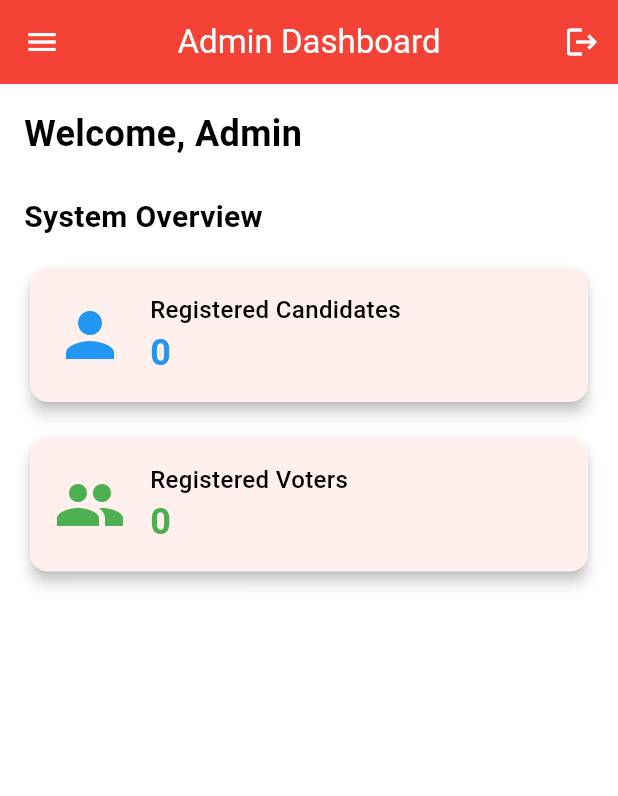
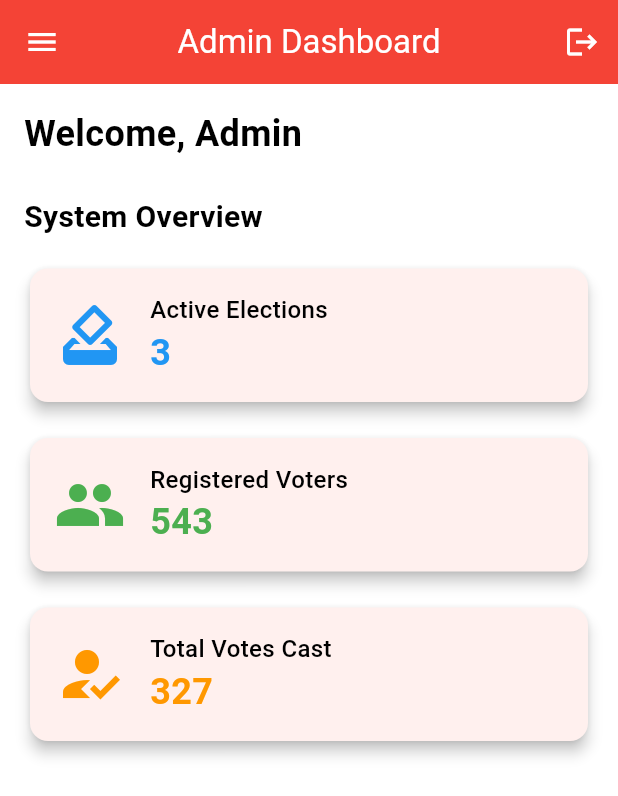
Before and after one commit to lakshannaveen/evotemobile, a Flutter app: the AdminDashboardPage screen opened directly, in the side drawer, after a tap on the "logout" icon, on a phone screen of 412 x 824 dp. Shown: the top 796 px of the screen. Run offline on Flutter 3.47's test engine with Material 3 defaults, Android fonts, the phone set to English and light mode, and no system bars; our stand-ins replace cloud_firestore, file_picker, firebase_core; missing offline and left inert: bcrypt, dart_jsonwebtoken; accounts and stored records are empty.

Commit message:
Revert "update admin dashbaord show exact viters and candidates"
This reverts commit a882618052cafa196f9e223d35fa7aa4b510e925.

```diff
--- a/lib/pages/admin_dashboard_page.dart
+++ b/lib/pages/admin_dashboard_page.dart
@@ -1,5 +1,4 @@
 import 'package:flutter/material.dart';
-import 'package:cloud_firestore/cloud_firestore.dart';
 import 'package:evoteapp/config/theme.dart';
 import 'package:evoteapp/pages/manage_voters_page.dart';
 import 'package:evoteapp/pages/manage_candidates_page.dart';
@@ -13,38 +12,6 @@ class AdminDashboardPage extends StatefulWidget {
 }
 
 class AdminDashboardPageState extends State<AdminDashboardPage> {
-  int _candidateCount = 0;
-  int _voterCount = 0;
-
-  @override
-  void initState() {
-    super.initState();
-    _fetchCounts(); // Fetch counts when the page loads
-  }
-
-  // Fetch voter and candidate counts from Firestore
-  Future<void> _fetchCounts() async {
-    try {
-      // Get candidates count
-      QuerySnapshot candidatesSnapshot =
-          await FirebaseFirestore.instance.collection('candidates').get();
-      int candidateCount = candidatesSnapshot.docs.length;
-
-      // Get voters count
-      QuerySnapshot votersSnapshot =
-          await FirebaseFirestore.instance.collection('voters').get();
-      int voterCount = votersSnapshot.docs.length;
-
-      // Update state with counts
-      setState(() {
-        _candidateCount = candidateCount;
-        _voterCount = voterCount;
-      });
-    } catch (e) {
-      print('Error fetching counts: $e');
-    }
-  }
-
   @override
   Widget build(BuildContext context) {
     return Theme(
@@ -57,12 +24,94 @@ class AdminDashboardPageState extends State<AdminDashboardPage> {
             IconButton(
               icon: const Icon(Icons.logout),
               onPressed: () {
-                Navigator.of(context).pop(); // Sign out action
+                // Sign out and navigate back to login
+                Navigator.of(context).pop();
               },
             ),
           ],
         ),
-        drawer: _buildDrawer(context),
+        drawer: Drawer(
+          child: ListView(
+            padding: EdgeInsets.zero,
+            children: [
+              const DrawerHeader(
+                decoration: BoxDecoration(
+                  color: Colors.red,
+                ),
+                child: Text(
+                  'Admin Controls',
+                  style: TextStyle(
+                    color: Colors.white,
+                    fontSize: 24,
+                  ),
+                ),
+              ),
+              ListTile(
+                leading: const Icon(Icons.how_to_vote),
+                title: const Text('Manage Elections'),
+                onTap: () {
+                  // Navigate to election management
+                  Navigator.pop(context);
+                },
+              ),
+              ListTile(
+                leading: const Icon(Icons.people),
+                title: const Text('Manage Voters'),
+                onTap: () {
+                  Navigator.pop(context); // Close drawer
+                  Navigator.pushReplacement(
+                    context,
+                    MaterialPageRoute(
+                      builder: (context) => const ManageVotersPage(),
+                    ),
+                  );
+                },
+              ),
+              ListTile(
+                leading: const Icon(Icons.person_outline),
+                title: const Text('Manage Candidates'),
+                onTap: () {
+                  Navigator.pop(context); // Close drawer
+                  Navigator.pushReplacement(
+                    context,
+                    MaterialPageRoute(
+                      builder: (context) => const ManageCandidatesPage(),
+                    ),
+                  );
+                },
+              ),
+              ListTile(
+                leading: const Icon(Icons.message),
+                title: const Text('Contact Submissions'),
+                onTap: () {
+                  Navigator.pop(context); // Close drawer
+                  Navigator.pushReplacement(
+                    context,
+                    MaterialPageRoute(
+                      builder: (context) => const ViewContactSubmissionsPage(),
+                    ),
+                  );
+                },
+              ),
+              ListTile(
+                leading: const Icon(Icons.bar_chart),
+                title: const Text('View Results'),
+                onTap: () {
+                  // Navigate to results view
+                  Navigator.pop(context);
+                },
+              ),
+              ListTile(
+                leading: const Icon(Icons.settings),
+                title: const Text('System Settings'),
+                onTap: () {
+                  // Navigate to settings
+                  Navigator.pop(context);
+                },
+              ),
+            ],
+          ),
+        ),
         body: Padding(
           padding: const EdgeInsets.all(16.0),
           child: Column(
@@ -70,28 +119,39 @@ class AdminDashboardPageState extends State<AdminDashboardPage> {
             children: [
               const Text(
                 'Welcome, Admin',
-                style: TextStyle(fontSize: 24, fontWeight: FontWeight.bold),
+                style: TextStyle(
+                  fontSize: 24,
+                  fontWeight: FontWeight.bold,
+                ),
               ),
               const SizedBox(height: 24),
               const Text(
                 'System Overview',
-                style: TextStyle(fontSize: 20, fontWeight: FontWeight.bold),
+                style: TextStyle(
+                  fontSize: 20,
+                  fontWeight: FontWeight.bold,
+                ),
               ),
               const SizedBox(height: 16),
-
-              // Display candidate and voter count
               _buildOverviewCard(
-                title: 'Registered Candidates',
-                value: _candidateCount.toString(),
-                icon: Icons.person,
+                title: 'Active Elections',
+                value: '3',
+                icon: Icons.how_to_vote,
                 color: Colors.blue,
               ),
               const SizedBox(height: 16),
               _buildOverviewCard(
                 title: 'Registered Voters',
-                value: _voterCount.toString(),
+                value: '543',
                 icon: Icons.people,
                 color: Colors.green,
+              ),
+              const SizedBox(height: 16),
+              _buildOverviewCard(
+                title: 'Total Votes Cast',
+                value: '327',
+                icon: Icons.how_to_reg,
+                color: Colors.orange,
               ),
             ],
           ),
@@ -100,72 +160,6 @@ class AdminDashboardPageState extends State<AdminDashboardPage> {
     );
   }
 
-  // Drawer Navigation with Added Settings & Manage Elections
-  Widget _buildDrawer(BuildContext context) {
-    return Drawer(
-      child: ListView(
-        padding: EdgeInsets.zero,
-        children: [
-          const DrawerHeader(
-            decoration: BoxDecoration(color: Colors.red),
-            child: Text(
-              'Admin Controls',
-              style: TextStyle(color: Colors.white, fontSize: 24),
-            ),
-          ),
-          ListTile(
-            leading: const Icon(Icons.people),
-            title: const Text('Manage Voters'),
-            onTap: () {
-              Navigator.pushReplacement(
-                context,
-                MaterialPageRoute(
-                    builder: (context) => const ManageVotersPage()),
-              );
-            },
-          ),
-          ListTile(
-            leading: const Icon(Icons.person_outline),
-            title: const Text('Manage Candidates'),
-            onTap: () {
-              Navigator.pushReplacement(
-                context,
-                MaterialPageRoute(
-                    builder: (context) => const ManageCandidatesPage()),
-              );
-            },
-          ),
-          ListTile(
-            leading: const Icon(Icons.how_to_vote),
-            title: const Text('Manage Elections'),
-            onTap: () {
-              // Navigate to Manage Elections Page (Create this page separately)
-            },
-          ),
-          ListTile(
-            leading: const Icon(Icons.settings),
-            title: const Text('Settings'),
-            onTap: () {
-              // Navigate to Settings Page (Create this page separately)
-            },
-          ),
-          ListTile(
-            leading: const Icon(Icons.message),
-            title: const Text('Contact Submissions'),
-            onTap: () {
-              Navigator.pushReplacement(
-                context,
-                MaterialPageRoute(
-                    builder: (context) => const ViewContactSubmissionsPage()),
-              );
-            },
-          ),
-        ],
-      ),
-    );
-  }
-
-  // Reusable Card Widget
   Widget _buildOverviewCard({
     required String title,
     required String value,
@@ -178,7 +172,11 @@ class AdminDashboardPageState extends State<AdminDashboardPage> {
         padding: const EdgeInsets.all(16.0),
         child: Row(
           children: [
-            Icon(icon, size: 48, color: color),
+            Icon(
+              icon,
+              size: 48,
+              color: color,
+            ),
             const SizedBox(width: 16),
             Column(
               crossAxisAlignment: CrossAxisAlignment.start,
@@ -186,12 +184,17 @@ class AdminDashboardPageState extends State<AdminDashboardPage> {
                 Text(
                   title,
                   style: const TextStyle(
-                      fontSize: 16, fontWeight: FontWeight.w500),
+                    fontSize: 16,
+                    fontWeight: FontWeight.w500,
+                  ),
                 ),
                 Text(
                   value,
                   style: TextStyle(
-                      fontSize: 24, fontWeight: FontWeight.bold, color: color),
+                    fontSize: 24,
+                    fontWeight: FontWeight.bold,
+                    color: color,
+                  ),
                 ),
               ],
             ),
```
